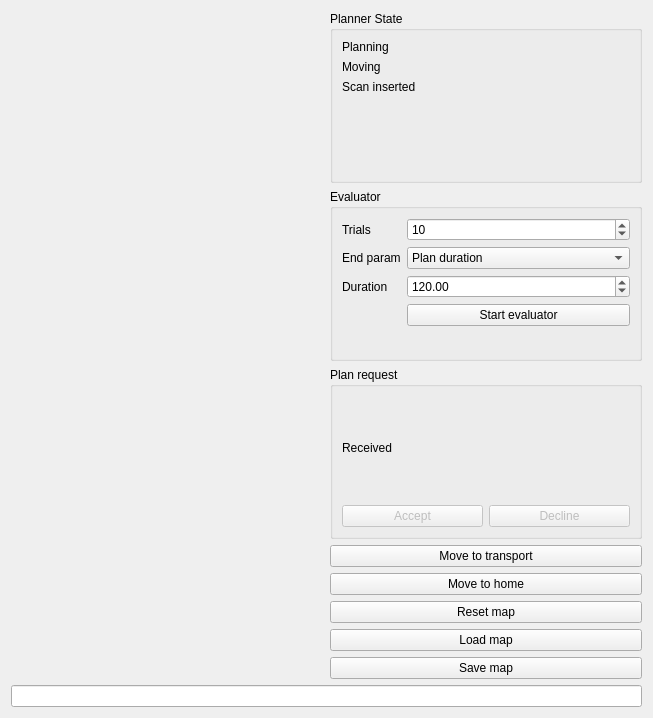
Before: the Qt Designer form src/rqt_roi_viewpoint_planner/roi_viewpoint_planner_rqt_plugin.ui in Eruvae/rqt_roi_viewpoint_planner, drawn with Qt 5.
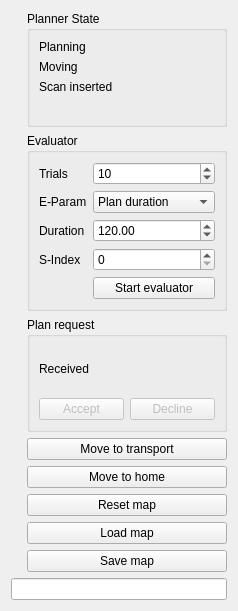
After: the same form once the commit is applied. Custom widgets are drawn as their Qt base class.

Commit message: Added starting index parameter to start evaluator service

```diff
--- a/src/rqt_roi_viewpoint_planner/roi_viewpoint_planner_rqt_plugin.ui
+++ b/src/rqt_roi_viewpoint_planner/roi_viewpoint_planner_rqt_plugin.ui
@@ -6,8 +6,8 @@
    <rect>
     <x>0</x>
     <y>0</y>
-    <width>653</width>
-    <height>718</height>
+    <width>238</width>
+    <height>611</height>
    </rect>
   </property>
   <property name="windowTitle">
@@ -187,7 +187,7 @@
       <item row="1" column="0">
        <widget class="QLabel" name="evalEndParamLabel">
         <property name="text">
-         <string>End param</string>
+         <string>E-Param</string>
         </property>
        </widget>
       </item>
@@ -230,7 +230,7 @@
         </property>
        </widget>
       </item>
-      <item row="3" column="1">
+      <item row="4" column="1">
        <widget class="QPushButton" name="startEvaluatorPushButton">
         <property name="sizePolicy">
          <sizepolicy hsizetype="Minimum" vsizetype="Fixed">
@@ -243,6 +243,16 @@
         </property>
        </widget>
       </item>
+      <item row="3" column="1">
+       <widget class="QSpinBox" name="startingIndexSpinBox"/>
+      </item>
+      <item row="3" column="0">
+       <widget class="QLabel" name="startingIndexLabel">
+        <property name="text">
+         <string>S-Index</string>
+        </property>
+       </widget>
+      </item>
      </layout>
     </widget>
    </item>
```
The commit also changes 1 other file.
